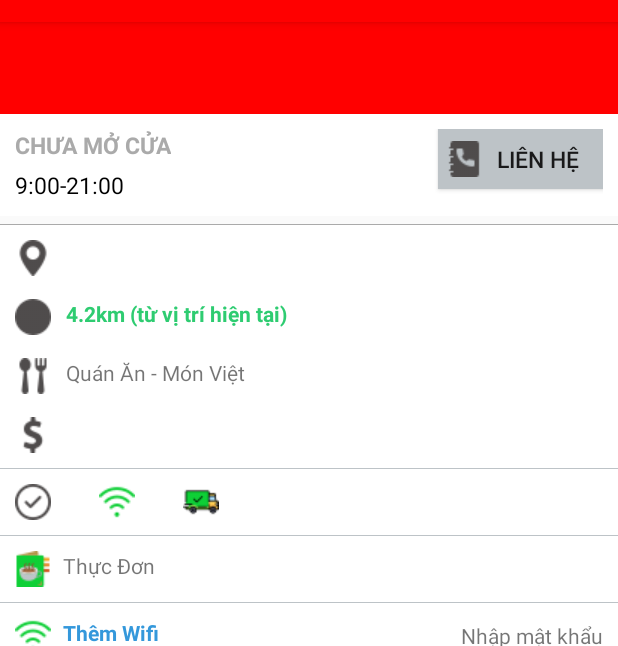
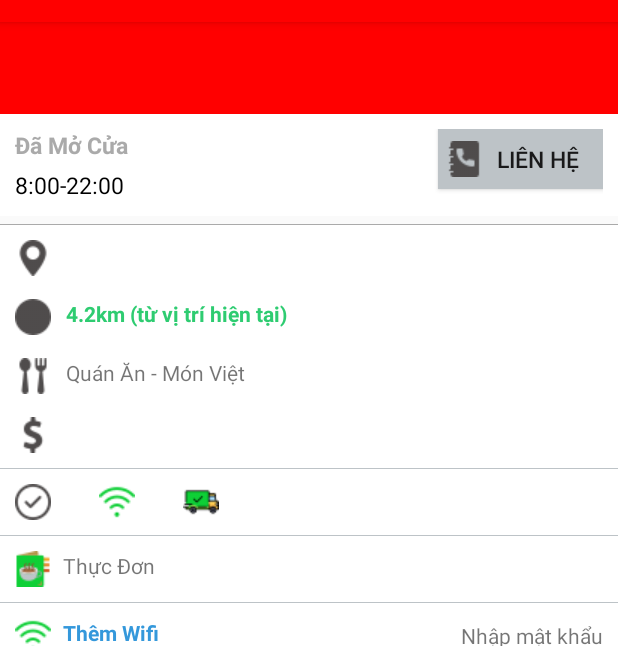
Before and after one commit to kienz7777/AndroidFood, an Android app: the DetailActivity screen opened directly, with no data from a screen before it, on a phone screen of 412 x 824 dp, the part 62-708 px from its top. Run offline under Robolectric (Android 15) with nearby library versions, the phone set to English and light mode, and no system bars.

Commit message:
finissh ver2

```diff
--- a/app/src/main/java/hcmute/edu/vn/foody_17/DetailActivity.java
+++ b/app/src/main/java/hcmute/edu/vn/foody_17/DetailActivity.java
@@ -21,12 +21,15 @@ import android.widget.TextView;
 import android.widget.Toast;
 
 import java.text.DecimalFormat;
+import java.util.Calendar;
+import java.util.Date;
+import java.util.GregorianCalendar;
 
 public class DetailActivity extends AppCompatActivity {
 
     TextView txt_Name,txt_Address,txt_ProvinceShow,txt_AddWifi,txt_Money;
     TextView txt_Menu,txt_Pass;
-    TextView txt_Distance;
+    TextView txt_Distance,txt_Open;
     LocationManager locationManager;
     private static final int REQUEST_LOCATION = 1;
 
@@ -51,6 +54,17 @@ public class DetailActivity extends AppCompatActivity {
         txt_ProvinceShow.setText(intent.getStringExtra("Province"));
         txt_Money.setText(intent.getStringExtra("Price"));
 
+        //Time
+        txt_Open = (TextView) findViewById(R.id.txt_Open);
+        Date date = new Date();   // given date
+        Calendar calendar = GregorianCalendar.getInstance(); // creates a new calendar instance
+        calendar.setTime(date);   // assigns calendar to given date
+        int hour = calendar.get(Calendar.HOUR_OF_DAY); // gets hour in 24h format
+        int minute = calendar.get(Calendar.MINUTE);
+
+        if((hour >= 8 && minute >= 0) && (hour < 22 && minute <= 60)){
+            txt_Open.setText("Đã Mở Cửa");
+        }
 
         //Menu
         final int id = intent.getIntExtra("IdFood",0);
--- a/app/src/main/res/layout/activity_detail.xml
+++ b/app/src/main/res/layout/activity_detail.xml
@@ -74,7 +74,7 @@
                     android:layout_height="wrap_content"
                     android:layout_below="@id/txt_Open"
                     android:paddingTop="5dp"
-                    android:text="9:00-21:00"
+                    android:text="8:00-22:00"
                     android:textSize="15sp"
                     android:textColor="@android:color/black"
 
```
Also changed, not shown: app/src/main/assets/Image/foody-albumfoody-monkey-in-blac-499-635941708248268728.jpg (added), app/src/main/assets/Image/foody-checkin-monkey-in-black-844-635967752327650936.jpg (added), app/src/main/assets/Image/foody-marukame-udon-aeon-mall-420-635592622216912529.jpg (added), app/src/main/assets/Image/foody-marukame-udon-aeon-mall-517-635769902237157239.jpg (added), app/src/main/assets/Image/foody-marukame-udon-aeon-mall-893-636587785732274035.jpg (added), app/src/main/assets/Image/foody-mobile-1-jpg-194-636289977329979410.jpg (added), app/src/main/assets/Image/foody-monkey-in-black-371-636130403860979808.jpg (added), app/src/main/assets/Image/foody-monkey-in-black-795-635523458427858841.jpg (added), app/src/main/assets/Image/foody-nha-hang-san-fu-lou-364-636112261413563599.jpg (added), app/src/main/assets/Image/foody-nha-hang-san-fu-lou-635466336679187133.jpg (added), app/src/main/assets/Image/foody-oromia-coffee-nam-ky-khoi-nghia-405-636041356646628623.jpg (added), app/src/main/assets/Image/foody-oromia-coffee-nam-ky-khoi-nghia-430-635894317665283569.jpg (added), app/src/main/assets/Image/foody-oromia-coffee-nam-ky-khoi-nghia-679-635683763912290399.jpg (added), app/src/main/assets/Image/foody-upload-api-foody-mobile-foody-mobile-56-jpg--190620173721.jpg (added), 1 more files.
